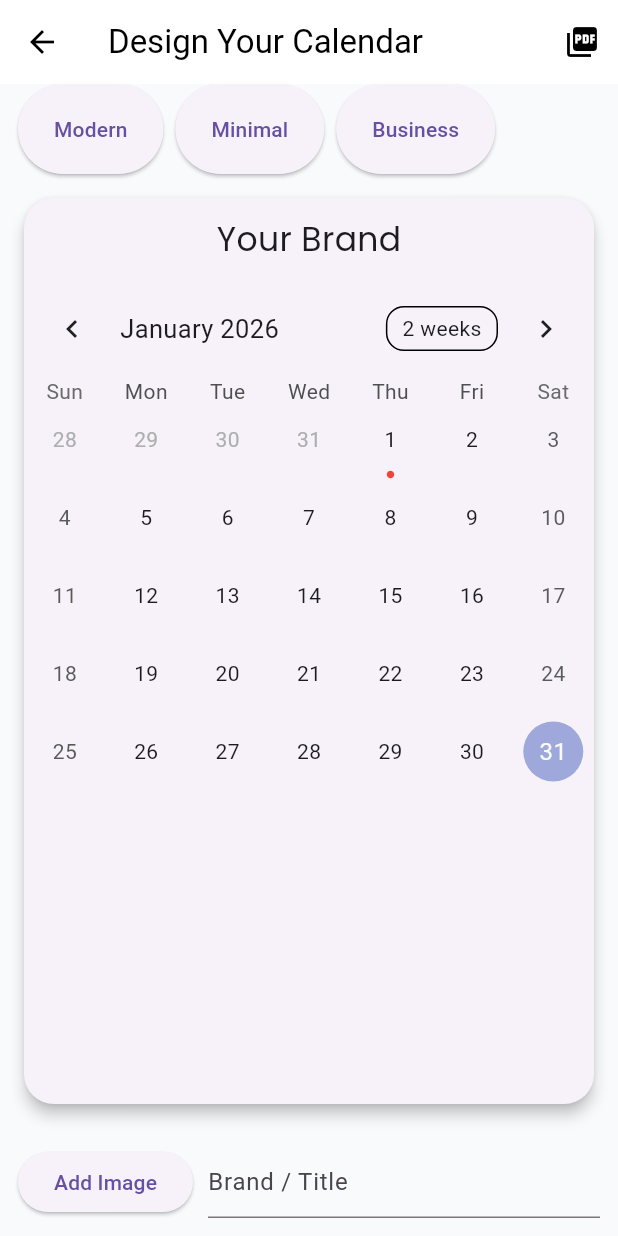
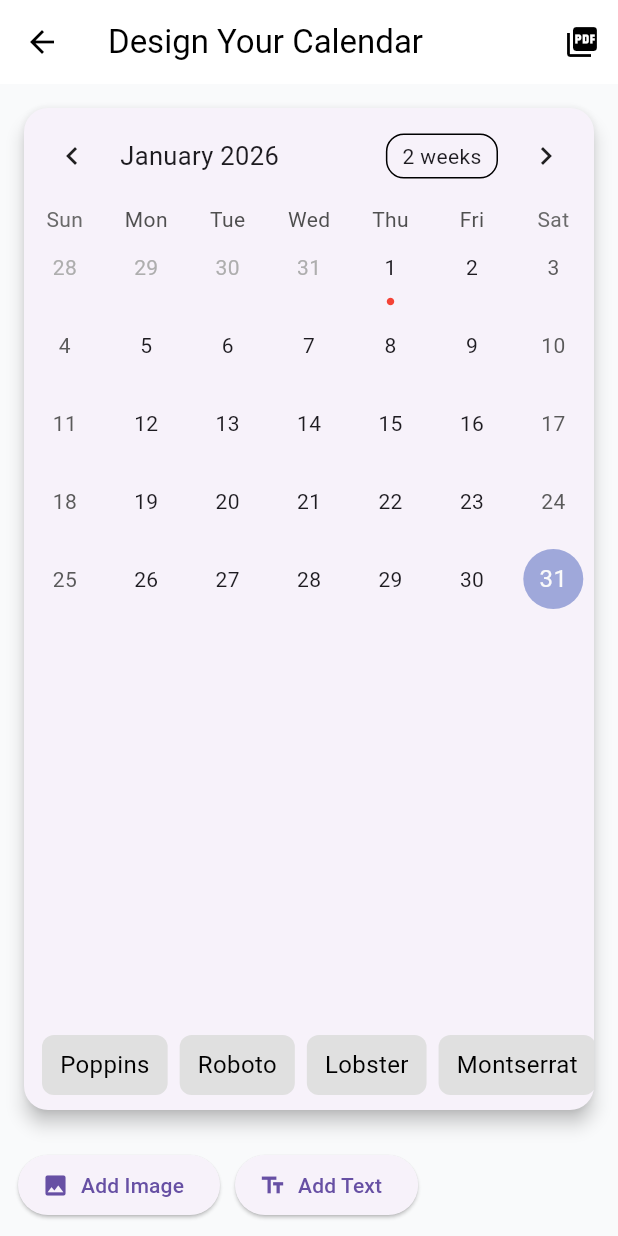
Before and after one commit to kalharamdw/calendar_app_2, a Flutter app: the DesignerScreen screen opened directly, on a phone screen of 412 x 824 dp. Run offline on Flutter 3.47's test engine with Material 3 defaults, Android fonts, the phone set to English and light mode, and no system bars; drawn by our look-alikes of table_calendar; our stand-ins replace google_fonts, image_picker, printing.

Commit message:
error fixed

```diff
--- a/lib/screens/designer_screen.dart
+++ b/lib/screens/designer_screen.dart
@@ -3,7 +3,6 @@ import 'package:flutter/material.dart';
 import 'package:image_picker/image_picker.dart';
 import 'package:google_fonts/google_fonts.dart';
 import '../widgets/design_canvas.dart';
-import '../widgets/template_selector.dart';
 import '../services/pdf_service.dart';
 
 class DesignerScreen extends StatefulWidget {
@@ -15,14 +14,28 @@ class DesignerScreen extends StatefulWidget {
 
 class _DesignerScreenState extends State<DesignerScreen> {
   List<File> images = [];
-  String brandText = "Your Brand";
-  TextStyle font = GoogleFonts.poppins(fontSize: 22);
+  List<TextItem> texts = []; // Multiple text boxes
+  final ImagePicker _picker = ImagePicker();
 
-  Future addImage() async {
-    final picked = await ImagePicker().pickImage(source: ImageSource.gallery);
+  // Add an image from gallery
+  Future<void> addImage() async {
+    final XFile? picked = await _picker.pickImage(source: ImageSource.gallery);
     if (picked != null) {
-      setState(() => images.add(File(picked.path)));
+      setState(() {
+        images.add(File(picked.path));
+      });
     }
+  }
+
+  // Add a new text box
+  void addTextBox() {
+    setState(() {
+      texts.add(TextItem(
+        text: "New Text",
+        position: const Offset(50, 50),
+        style: GoogleFonts.poppins(fontSize: 22, color: Colors.black),
+      ));
+    });
   }
 
   @override
@@ -33,40 +46,46 @@ class _DesignerScreenState extends State<DesignerScreen> {
         actions: [
           IconButton(
             icon: const Icon(Icons.picture_as_pdf),
-            onPressed: () => PdfService.generate(brandText),
-          )
+            onPressed: () async {
+              if (images.isEmpty && texts.isEmpty) {
+                ScaffoldMessenger.of(context).showSnackBar(
+                  const SnackBar(content: Text("Add images or text first!")),
+                );
+                return;
+              }
+              await PdfService.generateCalendar(images, texts);
+            },
+          ),
         ],
       ),
       body: Column(
         children: [
-          TemplateSelector(onTemplateChanged: (_) {}),
           Expanded(
             child: DesignCanvas(
               images: images,
-              brandText: brandText,
-              font: font,
+              texts: texts,
             ),
           ),
+          const SizedBox(height: 10),
           Padding(
-            padding: const EdgeInsets.all(12),
+            padding: const EdgeInsets.symmetric(horizontal: 12),
             child: Row(
               children: [
-                ElevatedButton(
+                ElevatedButton.icon(
                   onPressed: addImage,
-                  child: const Text("Add Image"),
+                  icon: const Icon(Icons.image),
+                  label: const Text("Add Image"),
                 ),
                 const SizedBox(width: 10),
-                Expanded(
-                  child: TextField(
-                    decoration: const InputDecoration(
-                      hintText: "Brand / Title",
-                    ),
-                    onChanged: (v) => setState(() => brandText = v),
-                  ),
+                ElevatedButton.icon(
+                  onPressed: addTextBox,
+                  icon: const Icon(Icons.text_fields),
+                  label: const Text("Add Text"),
                 ),
               ],
             ),
           ),
+          const SizedBox(height: 10),
         ],
       ),
     );
--- a/lib/widgets/design_canvas.dart
+++ b/lib/widgets/design_canvas.dart
@@ -1,39 +1,172 @@
 import 'dart:io';
 import 'package:flutter/material.dart';
 import 'calendar_widget.dart';
+import 'package:google_fonts/google_fonts.dart';
 
-class DesignCanvas extends StatelessWidget {
+class DesignCanvas extends StatefulWidget {
   final List<File> images;
-  final String brandText;
-  final TextStyle font;
+  final List<TextItem> texts; // Multiple text boxes
 
   const DesignCanvas({
     super.key,
     required this.images,
-    required this.brandText,
-    required this.font,
+    required this.texts,
   });
+
+  @override
+  State<DesignCanvas> createState() => _DesignCanvasState();
+}
+
+class TextItem {
+  String text;
+  Offset position;
+  TextStyle style;
+
+  TextItem({required this.text, required this.position, required this.style});
+}
+
+class _DesignCanvasState extends State<DesignCanvas> {
+  final List<String> availableFonts = [
+    "Poppins",
+    "Roboto",
+    "Lobster",
+    "Montserrat",
+    "Open Sans",
+  ];
+
+  // For image drag & resize
+  List<Offset> imagePositions = [];
+  List<double> imageScales = [];
+
+  @override
+  void initState() {
+    super.initState();
+    imagePositions = List.generate(widget.images.length, (_) => const Offset(0, 0));
+    imageScales = List.generate(widget.images.length, (_) => 1.0);
+  }
+
+  TextStyle _getFontStyle(String fontName) {
+    switch (fontName) {
+      case "Poppins":
+        return GoogleFonts.poppins(fontSize: 22);
+      case "Roboto":
+        return GoogleFonts.roboto(fontSize: 22);
+      case "Lobster":
+        return GoogleFonts.lobster(fontSize: 22);
+      case "Montserrat":
+        return GoogleFonts.montserrat(fontSize: 22);
+      case "Open Sans":
+        return GoogleFonts.openSans(fontSize: 22);
+      default:
+        return GoogleFonts.poppins(fontSize: 22);
+    }
+  }
 
   @override
   Widget build(BuildContext context) {
     return Card(
       margin: const EdgeInsets.all(16),
+      elevation: 5,
+      shape: RoundedRectangleBorder(
+        borderRadius: BorderRadius.circular(16),
+      ),
       child: Column(
         children: [
-          if (images.isNotEmpty)
-            SizedBox(
-              height: 180,
-              child: PageView(
-                children: images
-                    .map((img) => Image.file(img, fit: BoxFit.cover))
-                    .toList(),
-              ),
+          Expanded(
+            child: Stack(
+              children: [
+                // Calendar in background
+                const Positioned.fill(child: CalendarWidget()),
+
+                // Drag & resize images
+                for (int i = 0; i < widget.images.length; i++)
+                  Positioned(
+                    left: imagePositions[i].dx + 50,
+                    top: imagePositions[i].dy + 50,
+                    child: GestureDetector(
+                      onPanUpdate: (details) {
+                        setState(() {
+                          imagePositions[i] += details.delta;
+                        });
+                      },
+                      onScaleUpdate: (details) {
+                        setState(() {
+                          imageScales[i] = details.scale.clamp(0.5, 3.0);
+                        });
+                      },
+                      child: Transform.scale(
+                        scale: imageScales[i],
+                        child: ClipRRect(
+                          borderRadius: BorderRadius.circular(16),
+                          child: Image.file(widget.images[i], width: 150, height: 150, fit: BoxFit.cover),
+                        ),
+                      ),
+                    ),
+                  ),
+
+                // Drag & move text boxes
+                for (var textItem in widget.texts)
+                  Positioned(
+                    left: textItem.position.dx,
+                    top: textItem.position.dy,
+                    child: GestureDetector(
+                      onPanUpdate: (details) {
+                        setState(() {
+                          textItem.position += details.delta;
+                        });
+                      },
+                      child: Text(
+                        textItem.text,
+                        style: textItem.style,
+                      ),
+                    ),
+                  ),
+              ],
             ),
-          Padding(
-            padding: const EdgeInsets.all(12),
-            child: Text(brandText, style: font),
           ),
-          Expanded(child: CalendarWidget()),
+
+          const SizedBox(height: 10),
+
+          // FONT SELECTOR
+          SizedBox(
+            height: 40,
+            child: ListView.builder(
+              scrollDirection: Axis.horizontal,
+              padding: const EdgeInsets.symmetric(horizontal: 12),
+              itemCount: availableFonts.length,
+              itemBuilder: (context, index) {
+                String fontName = availableFonts[index];
+                return GestureDetector(
+                  onTap: () {
+                    setState(() {
+                      if (widget.texts.isNotEmpty) {
+                        widget.texts.last.style = _getFontStyle(fontName);
+                      }
+                    });
+                  },
+                  child: Container(
+                    margin: const EdgeInsets.only(right: 8),
+                    padding: const EdgeInsets.symmetric(horizontal: 12, vertical: 6),
+                    decoration: BoxDecoration(
+                      color: Colors.grey.shade300,
+                      borderRadius: BorderRadius.circular(8),
+                    ),
+                    child: Center(
+                      child: Text(
+                        fontName,
+                        style: TextStyle(
+                          fontSize: 16,
+                          color: Colors.black,
+                        ),
+                      ),
+                    ),
+                  ),
+                );
+              },
+            ),
+          ),
+
+          const SizedBox(height: 10),
         ],
       ),
     );
```
Also changed, not shown: lib/services/pdf_service.dart (+51 -10 lines), 1 other file.
